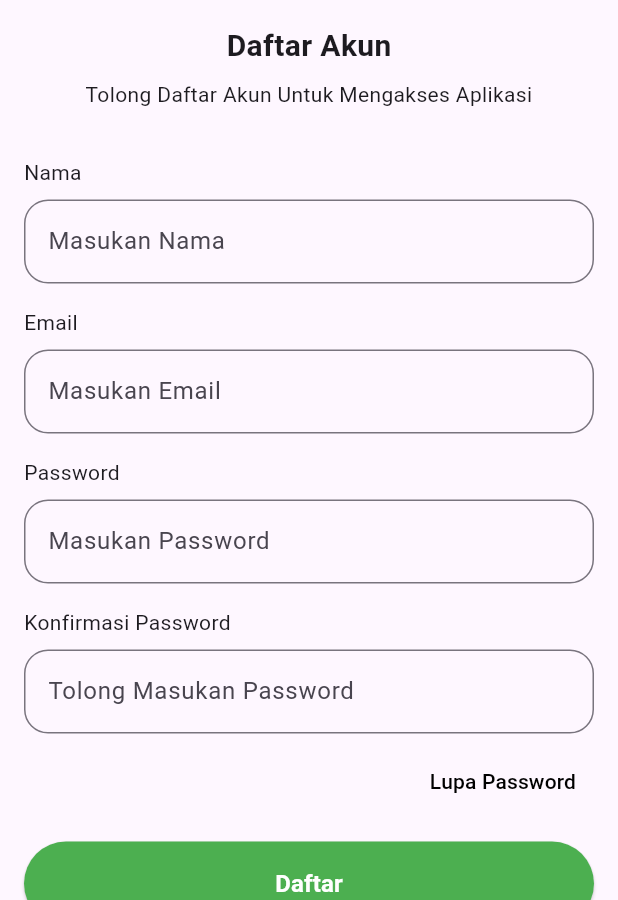
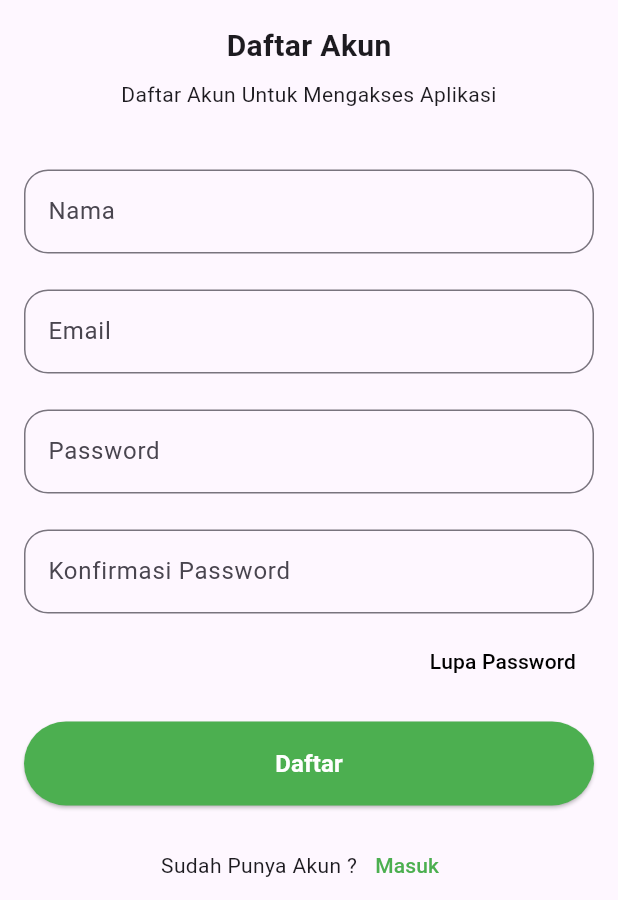
Before and after one commit to dodichakill/higrolyn, a Flutter app: the RegisterScreen screen opened directly, on a phone screen of 412 x 824 dp, the part 336-1236 px from its top. Run offline on Flutter 3.47's test engine with Material 3 defaults, Android fonts, the phone set to English and light mode, and no system bars; our stand-ins replace another_flutter_splash_screen, flutter_onboarding_slider.

Commit message:
refactore(auth): improve typography form login & register

```diff
--- a/lib/views/auth/login_screen.dart
+++ b/lib/views/auth/login_screen.dart
@@ -23,7 +23,6 @@ class LoginScreen extends StatelessWidget {
                 child: Padding(
                   padding: const EdgeInsets.all(16.0),
                   child: Center(
-                    child: Container(
                     child: Column(
                       mainAxisAlignment: MainAxisAlignment.center,
                       children: [
@@ -65,11 +64,10 @@ class LoginScreen extends StatelessWidget {
                               ),
                               const SizedBox(height: 8),
                               const Text(
-                                  'Tolong Isi Untuk Masuk Aplikasi',
+                                'Silahkan Masuk untuk melanjutkan',
                                 textAlign: TextAlign.center,
                                 style: TextStyle(
-                                      fontSize: 16,
-                                      fontWeight: FontWeight.w500),
+                                    fontSize: 16, fontWeight: FontWeight.w500),
                               ),
                             ],
                           ),
@@ -78,11 +76,10 @@ class LoginScreen extends StatelessWidget {
                         Column(
                           crossAxisAlignment: CrossAxisAlignment.start,
                           children: [
-                              const Text('Email'),
                             const SizedBox(height: 8),
                             TextFormField(
                               decoration: InputDecoration(
-                                  labelText: 'Masukan Email',
+                                labelText: 'Email',
                                 border: OutlineInputBorder(
                                   borderRadius: BorderRadius.circular(16),
                                 ),
@@ -102,13 +99,12 @@ class LoginScreen extends StatelessWidget {
                         Column(
                           crossAxisAlignment: CrossAxisAlignment.start,
                           children: [
-                              const Text('Password'),
                             const SizedBox(height: 8),
                             TextFormField(
                               obscureText:
                                   true, // Menyembunyikan input password
                               decoration: InputDecoration(
-                                  labelText: 'Masukan Password',
+                                labelText: 'Password',
                                 border: OutlineInputBorder(
                                   borderRadius: BorderRadius.circular(16),
                                 ),
@@ -217,8 +213,7 @@ class LoginScreen extends StatelessWidget {
                                   height: 24,
                                 ),
                                 const Center(
-                                    child:
-                                        Text("Masuk Menggunakan Akun Google"),
+                                  child: Text("Masuk Menggunakan Akun Google"),
                                 )
                               ],
                             ),
@@ -233,7 +228,6 @@ class LoginScreen extends StatelessWidget {
           ),
         ),
       ),
-      ),
     );
   }
 }
--- a/lib/views/auth/register_screen.dart
+++ b/lib/views/auth/register_screen.dart
@@ -48,7 +48,7 @@ class RegisterScreen extends StatelessWidget {
                               ),
                               const SizedBox(height: 8),
                               const Text(
-                                'Tolong Daftar Akun Untuk Mengakses Aplikasi',
+                                'Daftar Akun Untuk Mengakses Aplikasi',
                                 textAlign: TextAlign.center,
                               ),
                             ],
@@ -60,18 +60,17 @@ class RegisterScreen extends StatelessWidget {
                         Column(
                           crossAxisAlignment: CrossAxisAlignment.start,
                           children: [
-                            const Text('Nama'),
                             const SizedBox(height: 8),
                             TextFormField(
                               decoration: InputDecoration(
-                                labelText: 'Masukan Nama',
+                                labelText: 'Nama',
                                 border: OutlineInputBorder(
                                   borderRadius: BorderRadius.circular(16),
                                 ),
                               ),
                               validator: (e) {
                                 if (e!.isEmpty) {
-                                  return "Tolong Masukan Nama";
+                                  return "Nama Tidak boleh kosong";
                                 }
                                 return null; // Mengembalikan null jika valid
                               },
@@ -84,18 +83,17 @@ class RegisterScreen extends StatelessWidget {
                         Column(
                           crossAxisAlignment: CrossAxisAlignment.start,
                           children: [
-                            const Text('Email'),
                             const SizedBox(height: 8),
                             TextFormField(
                               decoration: InputDecoration(
-                                labelText: 'Masukan Email',
+                                labelText: 'Email',
                                 border: OutlineInputBorder(
                                   borderRadius: BorderRadius.circular(16),
                                 ),
                               ),
                               validator: (e) {
                                 if (e!.isEmpty) {
-                                  return "Tolong Masukan Email";
+                                  return "Email Tidak boleh kosong";
                                 }
                                 return null; // Mengembalikan null jika valid
                               },
@@ -108,20 +106,19 @@ class RegisterScreen extends StatelessWidget {
                         Column(
                           crossAxisAlignment: CrossAxisAlignment.start,
                           children: [
-                            const Text('Password'),
                             const SizedBox(height: 8),
                             TextFormField(
                               obscureText:
                                   true, // Menyembunyikan input password
                               decoration: InputDecoration(
-                                labelText: 'Masukan Password',
+                                labelText: 'Password',
                                 border: OutlineInputBorder(
                                   borderRadius: BorderRadius.circular(16),
                                 ),
                               ),
                               validator: (e) {
                                 if (e!.isEmpty) {
-                                  return "Tolong Masukan Password";
+                                  return "Password Tidak boleh kosong";
                                 }
                                 return null; // Mengembalikan null jika valid
                               },
@@ -135,20 +132,19 @@ class RegisterScreen extends StatelessWidget {
                         Column(
                           crossAxisAlignment: CrossAxisAlignment.start,
                           children: [
-                            const Text('Konfirmasi Password'),
                             const SizedBox(height: 8),
                             TextFormField(
                               obscureText:
                                   true, // Menyembunyikan input password
                               decoration: InputDecoration(
-                                labelText: 'Tolong Masukan Password',
+                                labelText: 'Konfirmasi Password',
                                 border: OutlineInputBorder(
                                   borderRadius: BorderRadius.circular(16),
                                 ),
                               ),
                               validator: (e) {
                                 if (e!.isEmpty) {
-                                  return "Tolong Masukan Password";
+                                  return "Konfirmasi Password Tidak boleh kosong";
                                 }
                                 return null; // Mengembalikan null jika valid
                               },
```
Lines whose indentation alone changed are shown as unchanged.
